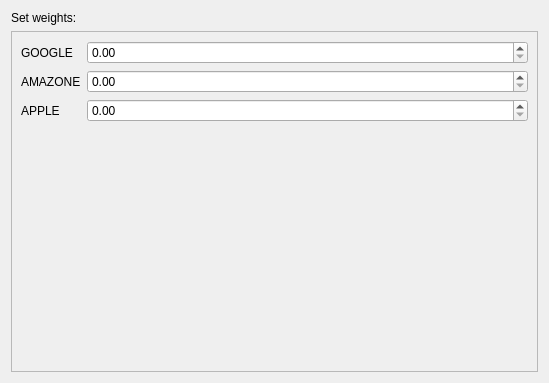
Qt form ProjetVaR_Software/GUI/SetWeightAssetWizardPage.ui (pchaigno/varsoft) before a commit.
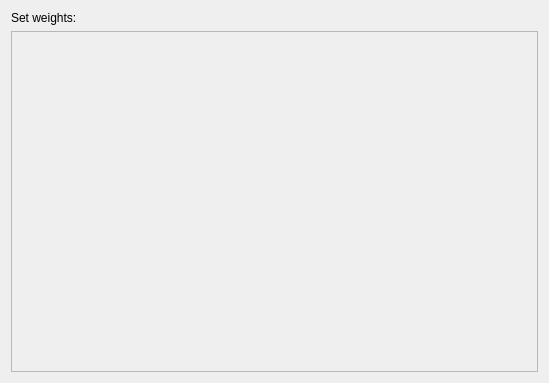
The same form after that commit.

Commit message: Second page of the NewPortfolioWizard is almost finish. The formLayout is filled by the selected assets.

What changed in the file:
```diff
--- a/ProjetVaR_Software/GUI/SetWeightAssetWizardPage.ui
+++ b/ProjetVaR_Software/GUI/SetWeightAssetWizardPage.ui
@@ -49,36 +49,6 @@
            <property name="fieldGrowthPolicy">
             <enum>QFormLayout::AllNonFixedFieldsGrow</enum>
            </property>
-           <item row="0" column="0">
-            <widget class="QLabel" name="gOOGLELabel">
-             <property name="text">
-              <string>GOOGLE</string>
-             </property>
-            </widget>
-           </item>
-           <item row="0" column="1">
-            <widget class="QDoubleSpinBox" name="gOOGLEDoubleSpinBox"/>
-           </item>
-           <item row="1" column="0">
-            <widget class="QLabel" name="aMAZONELabel">
-             <property name="text">
-              <string>AMAZONE</string>
-             </property>
-            </widget>
-           </item>
-           <item row="2" column="0">
-            <widget class="QLabel" name="aPPLELabel">
-             <property name="text">
-              <string>APPLE</string>
-             </property>
-            </widget>
-           </item>
-           <item row="2" column="1">
-            <widget class="QDoubleSpinBox" name="aPPLEDoubleSpinBox"/>
-           </item>
-           <item row="1" column="1">
-            <widget class="QDoubleSpinBox" name="doubleSpinBox"/>
-           </item>
           </layout>
          </item>
         </layout>
```
Left out of the diff: 2 changed lines with no effect on the pictures. The commit also changes 6 other files.
